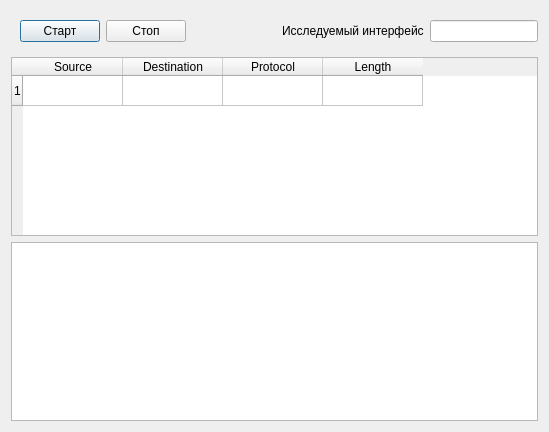
The window that ui_forms/second_window.ui (oleger919/Python_sniffer) describes before a commit, drawn with Qt 5.
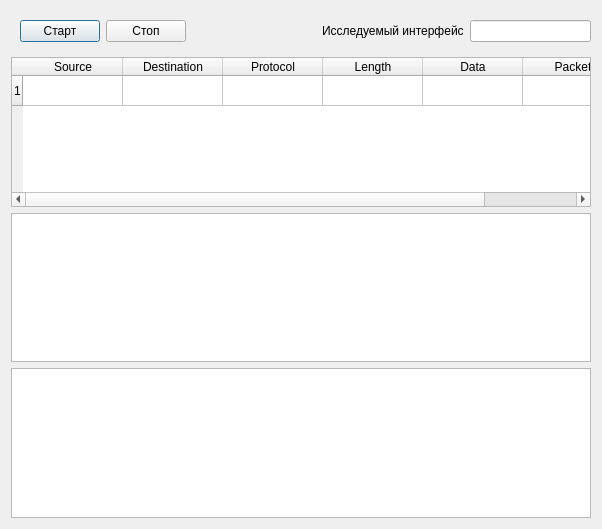
The same window after the commit.

Commit message: hexdump и хранение пакетов в таблице

```diff
--- a/ui_forms/second_window.ui
+++ b/ui_forms/second_window.ui
@@ -6,8 +6,8 @@
    <rect>
     <x>0</x>
     <y>0</y>
-    <width>549</width>
-    <height>432</height>
+    <width>602</width>
+    <height>529</height>
    </rect>
   </property>
   <property name="windowTitle">
@@ -92,11 +92,24 @@
        <string>Length</string>
       </property>
      </column>
+     <column>
+      <property name="text">
+       <string>Data</string>
+      </property>
+     </column>
+     <column>
+      <property name="text">
+       <string>Packet</string>
+      </property>
+     </column>
     </widget>
    </item>
    <item>
     <widget class="QTableWidget" name="infotable"/>
    </item>
+   <item>
+    <widget class="QTextEdit" name="textEdit"/>
+   </item>
   </layout>
  </widget>
  <resources/>
```
The commit also changes 2 other files.
